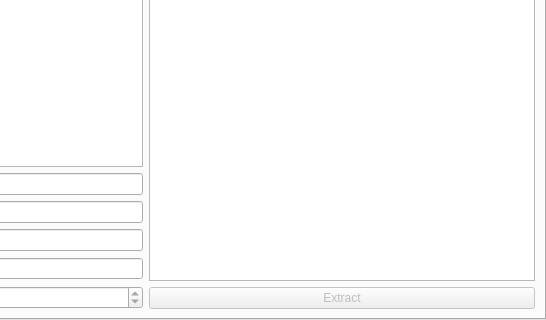
First picture: the form in ui/mainwindow.ui, repository FPtje/gmosh, before the edit; both pictures show x 254 to 800 and y 381 to 701 of the 800 by 701 pixel window.
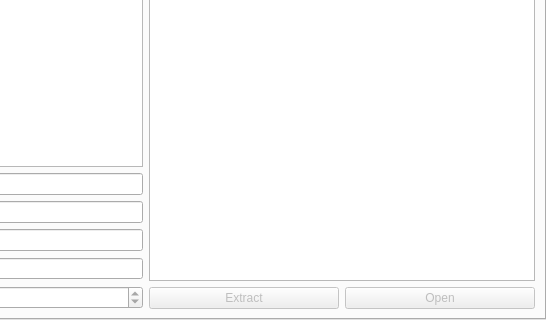
Second picture: the form after the edit. The open tabs and pages were chosen to show the change.

Commit message: Open files in GMA!

Patch:
```diff
--- a/ui/mainwindow.ui
+++ b/ui/mainwindow.ui
@@ -672,14 +672,28 @@
           <item>
            <layout class="QVBoxLayout" name="verticalLayout_4">
             <item>
-             <widget class="QPushButton" name="gmaExtract">
-              <property name="enabled">
-               <bool>false</bool>
-              </property>
-              <property name="text">
-               <string>Extract</string>
-              </property>
-             </widget>
+             <layout class="QHBoxLayout" name="horizontalLayout_13">
+              <item>
+               <widget class="QPushButton" name="gmaExtract">
+                <property name="enabled">
+                 <bool>false</bool>
+                </property>
+                <property name="text">
+                 <string>Extract</string>
+                </property>
+               </widget>
+              </item>
+              <item>
+               <widget class="QPushButton" name="gmaOpen">
+                <property name="enabled">
+                 <bool>false</bool>
+                </property>
+                <property name="text">
+                 <string>Open</string>
+                </property>
+               </widget>
+              </item>
+             </layout>
             </item>
            </layout>
           </item>
```
Left out of the diff: 117 changed lines with no effect on the pictures. The commit also changes 2 other files.
